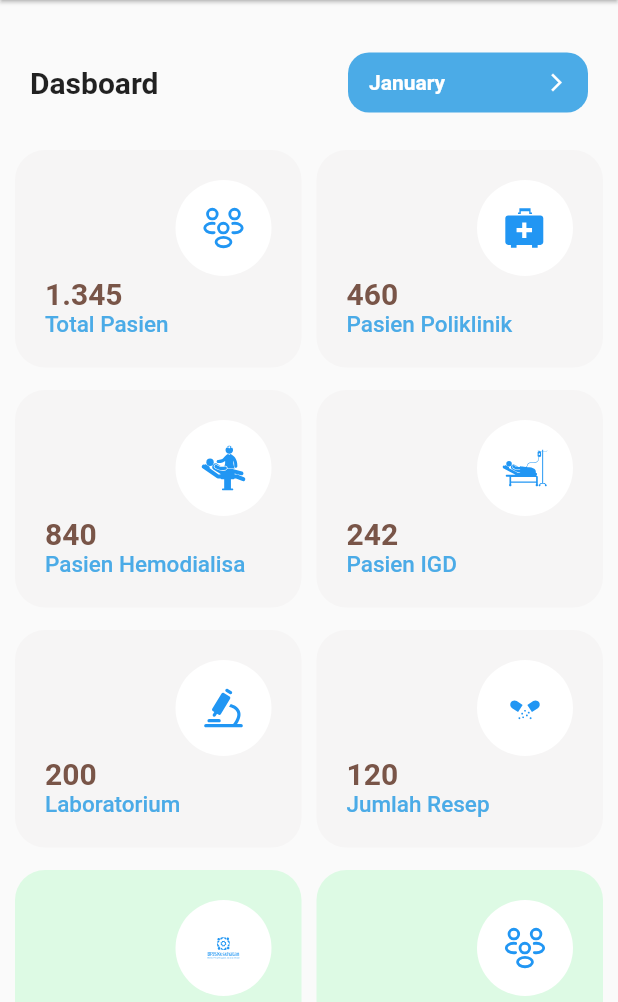
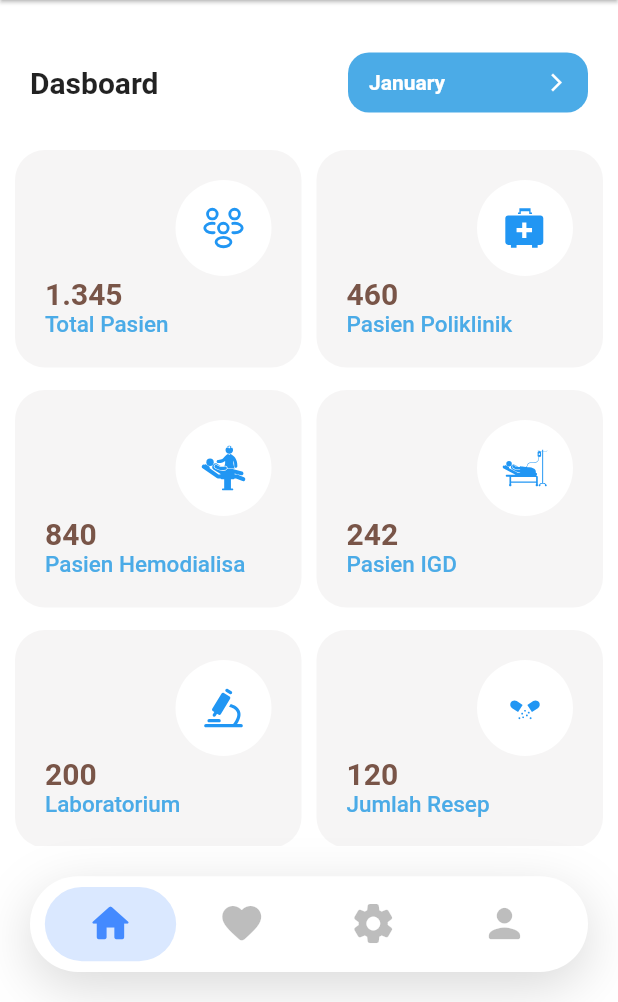
Before and after one commit to averin234/New-Repo-Dashboard-RSKG, a Flutter app: the screen it shows after launch, on a phone screen of 412 x 824 dp, the part 234-1236 px from its top. Run offline on Flutter 3.47's test engine with Material 2 defaults, Android fonts, the phone set to English and light mode, and no system bars; drawn by our look-alikes of dropdown_button2; our stand-ins replace dropdown_search, fl_chart, flutter_svg, get.

Commit message:
FIX bottom navigation

```diff
--- a/lib/app/modules/home/controllers/home_controller.dart
+++ b/lib/app/modules/home/controllers/home_controller.dart
@@ -1,3 +1,4 @@
+import 'package:flutter/material.dart';
 import 'package:get/get.dart';
 
 class HomeController extends GetxController {
@@ -19,6 +20,13 @@ class HomeController extends GetxController {
     'November',
     'Desember',
   ];
+  List<IconData> listOfIcons = [
+    Icons.home_rounded,
+    Icons.favorite_rounded,
+    Icons.settings_rounded,
+    Icons.person_rounded,
+  ];
+  RxInt currentIndex = 0.obs;
   @override
   void onInit() {
     selectedValue.value = items.first;
--- a/lib/app/modules/home/views/home_view.dart
+++ b/lib/app/modules/home/views/home_view.dart
@@ -16,6 +16,7 @@ class HomeView extends GetView<HomeController> {
   @override
   Widget build(BuildContext context) {
     return Scaffold(
+      backgroundColor: Colors.white,
       body: CustomScrollView(
         slivers: [
           SliverAppBar(
@@ -24,9 +25,7 @@ class HomeView extends GetView<HomeController> {
             snap: true,
             stretch: true,
             centerTitle: true,
-            title: Text(
-                greetings()
-            ),
+            title: Text(greetings()),
             actions: const [
               // Icon(
               //     onPressed: () => Navigator.of(context)
@@ -37,7 +36,7 @@ class HomeView extends GetView<HomeController> {
               toolbarHeight: 100,
               automaticallyImplyLeading: false,
               elevation: 1,
-              title: Column(
+              title: const Column(
                 children: [
                   WidgetTitlelogo(),
                   SizedBox(
@@ -50,8 +49,8 @@ class HomeView extends GetView<HomeController> {
           // Other Sliver Widgets
           SliverList(
             delegate: SliverChildListDelegate([
-              Column(
-                children: const [
+              const Column(
+                children: [
                   SizedBox(
                     height: 10,
                   ),
@@ -68,42 +67,16 @@ class HomeView extends GetView<HomeController> {
           ),
         ],
       ),
-    );
-  }
-  String greetings(){
-    final hour = DateTime.now().hour;
-
-    if(hour <= 12){
-      return 'Selamat Pagi';
-    } else if (hour <= 17){
-      return 'Selamat Siang';
-    }
-    return 'Selamat Malam';
-  }
-}
-
-class HomePage extends StatefulWidget {
-  @override
-  HomePageState createState() => HomePageState();
-}
-
-class HomePageState extends State<HomePage> {
-  var currentIndex = 0;
-
-  @override
-  Widget build(BuildContext context) {
-    double screenWidth = MediaQuery.of(context).size.width;
-    return Scaffold(
       bottomNavigationBar: Container(
-        margin: EdgeInsets.all(20),
-        height: screenWidth * .155,
+        margin: const EdgeInsets.all(20),
+        height: Get.width * .155,
         decoration: BoxDecoration(
           color: Colors.white,
           boxShadow: [
             BoxShadow(
               color: Colors.black.withOpacity(.15),
               blurRadius: 30,
-              offset: Offset(0, 10),
+              offset: const Offset(0, 10),
             ),
           ],
           borderRadius: BorderRadius.circular(50),
@@ -111,46 +84,53 @@ class HomePageState extends State<HomePage> {
         child: ListView.builder(
           itemCount: 4,
           scrollDirection: Axis.horizontal,
-          padding: EdgeInsets.symmetric(horizontal: screenWidth * .024),
+          padding: EdgeInsets.symmetric(horizontal: Get.width * .024),
           itemBuilder: (context, index) => InkWell(
             onTap: () {
-              setState(() {
-                currentIndex = index;
+              controller.currentIndex.value = index;
               HapticFeedback.lightImpact();
-              });
+              print(controller.currentIndex.value);
             },
             splashColor: Colors.transparent,
             highlightColor: Colors.transparent,
             child: Stack(
               children: [
                 SizedBox(
-                  width: screenWidth * .2125,
+                  width: Get.width * .2125,
                   child: Center(
-                    child: AnimatedContainer(
-                      duration: Duration(seconds: 1),
+                    child: Obx(() {
+                      return AnimatedContainer(
+                        duration: const Duration(seconds: 1),
                         curve: Curves.fastLinearToSlowEaseIn,
-                      height: index == currentIndex ? screenWidth * .12 : 0,
-                      width: index == currentIndex ? screenWidth * .2125 : 0,
+                        height: index == controller.currentIndex.value
+                            ? Get.width * .12
+                            : 0,
+                        width: index == controller.currentIndex.value
+                            ? Get.width * .2125
+                            : 0,
                         decoration: BoxDecoration(
-                        color: index == currentIndex
+                          color: index == controller.currentIndex.value
                               ? Colors.blueAccent.withOpacity(.2)
                               : Colors.transparent,
                           borderRadius: BorderRadius.circular(50),
                         ),
+                      );
+                    }),
                   ),
                 ),
-                ),
-                Container(
-                  width: screenWidth * .2125,
+                Obx(() {
+                  return Container(
+                    width: Get.width * .2125,
                     alignment: Alignment.center,
                     child: Icon(
-                    listOfIcons[index],
-                    size: screenWidth * .076,
-                    color: index == currentIndex
+                      controller.listOfIcons[index],
+                      size: Get.width * .076,
+                      color: index == controller.currentIndex.value
                           ? Colors.blueAccent
                           : Colors.black26,
                     ),
-                ),
+                  );
+                }),
               ],
             ),
           ),
@@ -159,10 +139,14 @@ class HomePageState extends State<HomePage> {
     );
   }
 
-  List<IconData> listOfIcons = [
-    Icons.home_rounded,
-    Icons.favorite_rounded,
-    Icons.settings_rounded,
-    Icons.person_rounded,
-  ];
+  String greetings() {
+    final hour = DateTime.now().hour;
+
+    if (hour <= 12) {
+      return 'Selamat Pagi';
+    } else if (hour <= 17) {
+      return 'Selamat Siang';
     }
+    return 'Selamat Malam';
+  }
+}
```
Lines whose indentation alone changed are shown as unchanged.
